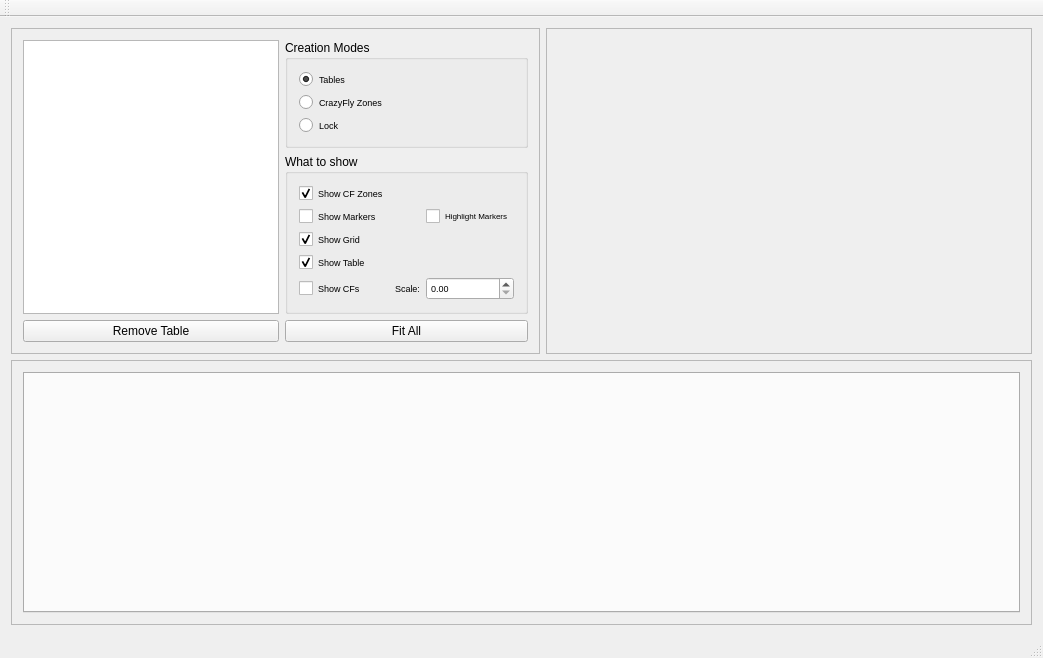
alexdidier/rampc-quadrotor, file pps_ws/src/d_fall_pps/GUI_Qt/CrazyFlyGUI/src/mainguiwindow.ui: the form before one commit.
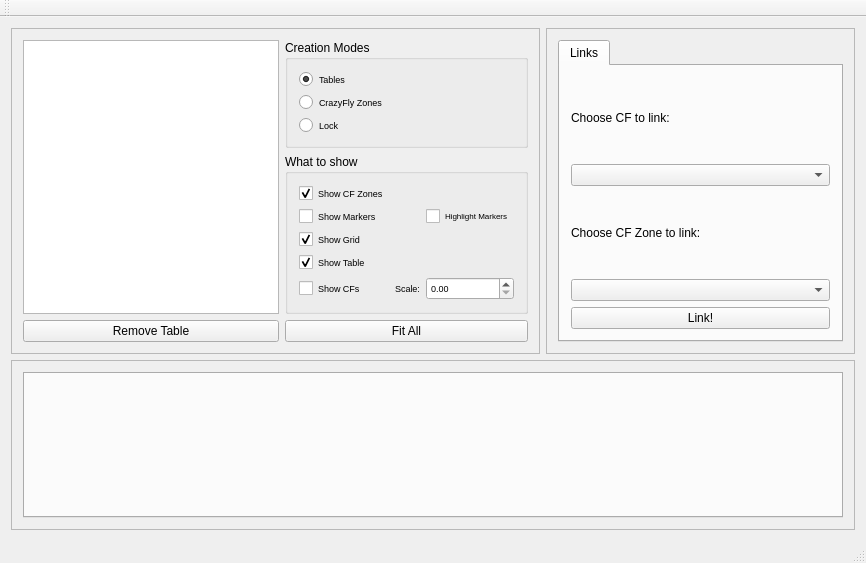
The form after the commit. Custom widgets are drawn as their Qt base class.

Commit message: starting the link process

```diff
--- a/pps_ws/src/d_fall_pps/GUI_Qt/CrazyFlyGUI/src/mainguiwindow.ui
+++ b/pps_ws/src/d_fall_pps/GUI_Qt/CrazyFlyGUI/src/mainguiwindow.ui
@@ -6,8 +6,8 @@
    <rect>
     <x>0</x>
     <y>0</y>
-    <width>1043</width>
-    <height>658</height>
+    <width>866</width>
+    <height>563</height>
    </rect>
   </property>
   <property name="windowTitle">
@@ -255,6 +255,49 @@
       <property name="frameShadow">
        <enum>QFrame::Raised</enum>
       </property>
+      <layout class="QVBoxLayout" name="verticalLayout_2">
+       <item>
+        <widget class="QTabWidget" name="tabWidget_2">
+         <property name="currentIndex">
+          <number>0</number>
+         </property>
+         <widget class="QWidget" name="links_tab">
+          <attribute name="title">
+           <string>Links</string>
+          </attribute>
+          <layout class="QGridLayout" name="gridLayout">
+           <item row="4" column="1">
+            <widget class="QPushButton" name="pushButton">
+             <property name="text">
+              <string>Link!</string>
+             </property>
+            </widget>
+           </item>
+           <item row="1" column="1">
+            <widget class="QComboBox" name="comboBoxCFs"/>
+           </item>
+           <item row="3" column="1">
+            <widget class="QComboBox" name="comboBoxCFZones"/>
+           </item>
+           <item row="0" column="1">
+            <widget class="QLabel" name="label_2">
+             <property name="text">
+              <string>Choose CF to link:</string>
+             </property>
+            </widget>
+           </item>
+           <item row="2" column="1">
+            <widget class="QLabel" name="label_3">
+             <property name="text">
+              <string>Choose CF Zone to link:</string>
+             </property>
+            </widget>
+           </item>
+          </layout>
+         </widget>
+        </widget>
+       </item>
+      </layout>
      </widget>
     </item>
     <item row="1" column="0" colspan="2">
@@ -311,7 +354,7 @@
     <enum>TopToolBarArea</enum>
    </attribute>
    <attribute name="toolBarBreak">
-    <bool>true</bool>
+    <bool>false</bool>
    </attribute>
   </widget>
   <widget class="QStatusBar" name="statusBar"/>
```
Left out of the diff: 30 changed lines with no effect on the pictures. The commit also changes 3 other files.
